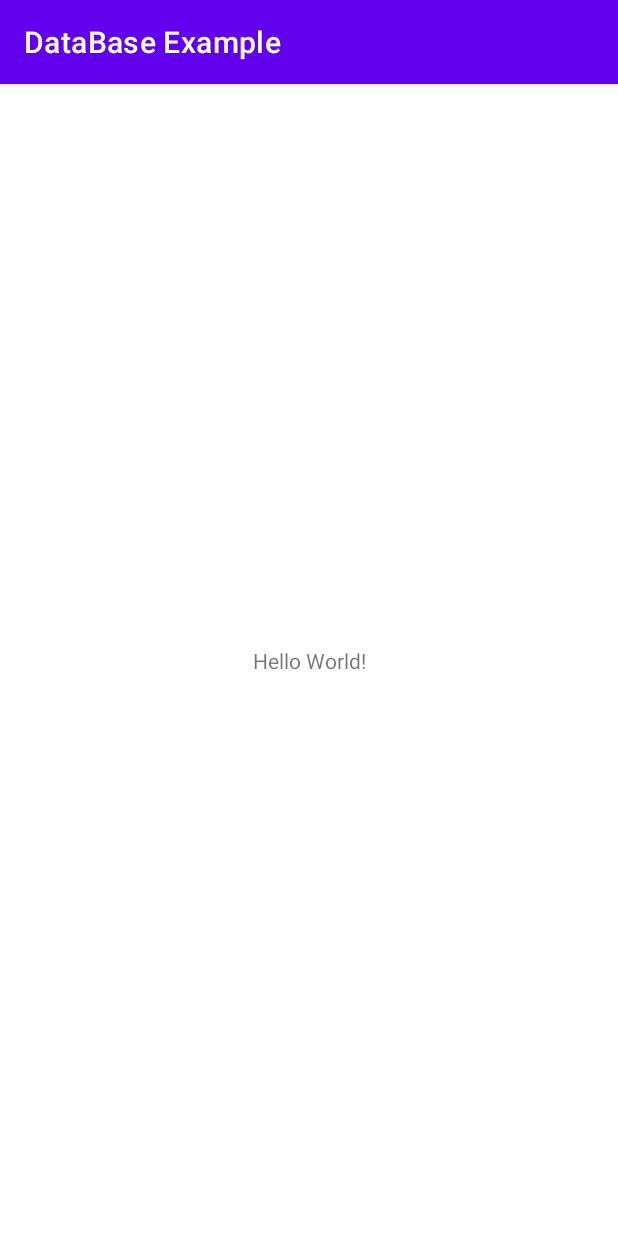
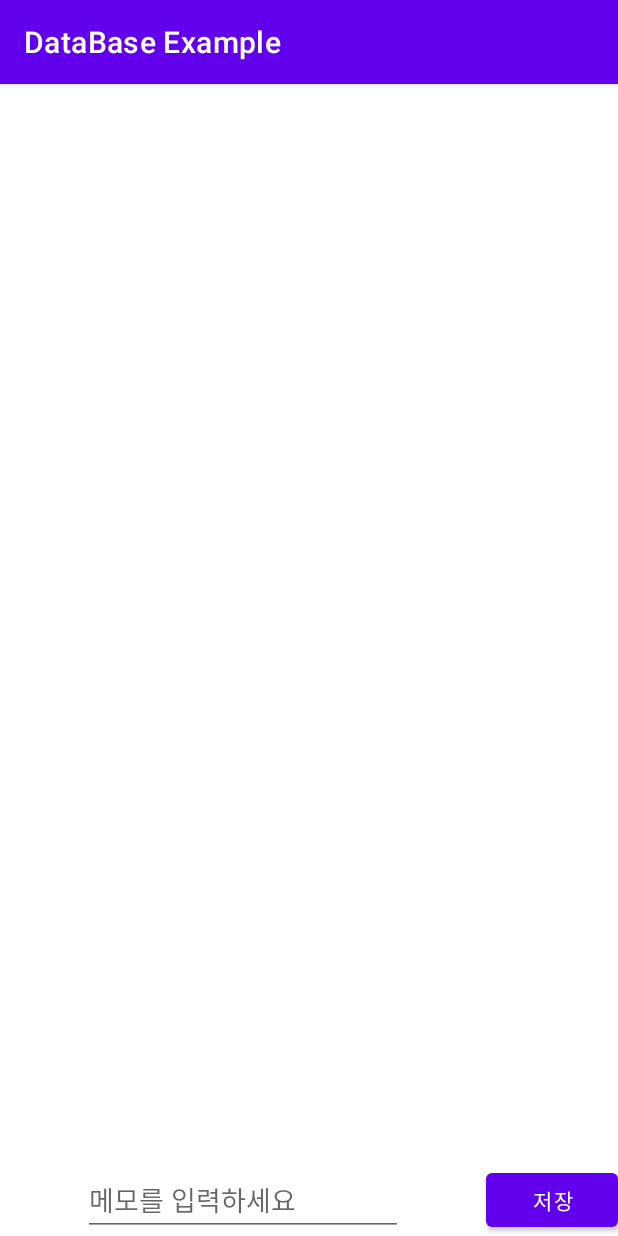
Before and after one commit to ys200209/DataBase-Example, an Android app: the screen it shows after launch (MainActivity), on a phone screen of 412 x 824 dp. Run offline under Robolectric (Android 15) with nearby library versions, the phone set to English and light mode, and no system bars.

Commit message:
Create RecyclerView

```diff
--- /dev/null
+++ b/app/src/main/java/com/seyeong/databaseexample/RecyclerAdapter.kt
@@ -0,0 +1,4 @@
+package com.seyeong.databaseexample
+
+class RecyclerAdapter {
+}
--- a/app/src/main/res/layout/activity_main.xml
+++ b/app/src/main/res/layout/activity_main.xml
@@ -6,13 +6,32 @@
     android:layout_height="match_parent"
     tools:context=".MainActivity">
 
-    <TextView
+    <androidx.recyclerview.widget.RecyclerView
+        android:id="@+id/recyclerMemo"
+        android:layout_width="match_parent"
+        android:layout_height="match_parent"
+        app:layout_constraintBottom_toTopOf="@+id/editMemo"
+        app:layout_constraintEnd_toEndOf="parent"
+        app:layout_constraintStart_toStartOf="parent"
+        app:layout_constraintTop_toTopOf="parent" />
+
+    <EditText
+        android:id="@+id/editMemo"
         android:layout_width="wrap_content"
         android:layout_height="wrap_content"
-        android:text="Hello World!"
+        android:ems="10"
+        android:hint="메모를 입력하세요"
+        android:inputType="textPersonName"
+        android:textMultiLine="true"
         app:layout_constraintBottom_toBottomOf="parent"
-        app:layout_constraintLeft_toLeftOf="parent"
-        app:layout_constraintRight_toRightOf="parent"
-        app:layout_constraintTop_toTopOf="parent" />
+        app:layout_constraintEnd_toStartOf="@+id/buttonSave"
+        app:layout_constraintStart_toStartOf="parent" />
 
+    <Button
+        android:id="@+id/buttonSave"
+        android:layout_width="wrap_content"
+        android:layout_height="wrap_content"
+        android:text="저장"
+        app:layout_constraintBottom_toBottomOf="parent"
+        app:layout_constraintEnd_toEndOf="parent" />
 </androidx.constraintlayout.widget.ConstraintLayout>
```
Also changed, not shown: app/src/main/res/layout/item_recycler.xml (added, +38 -0 lines).
